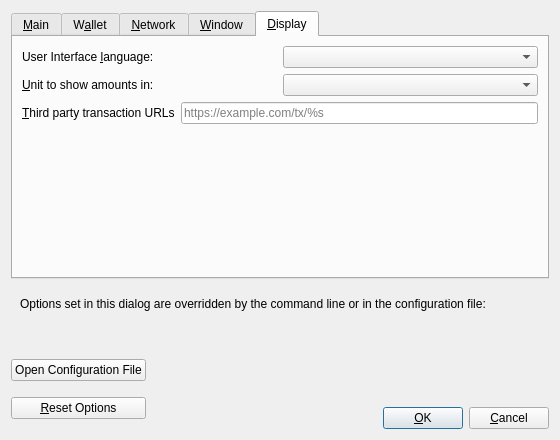
Above: src/qt/forms/optionsdialog.ui from MindBlockchain/Mind-Coin before the change. Below: the same form after it.
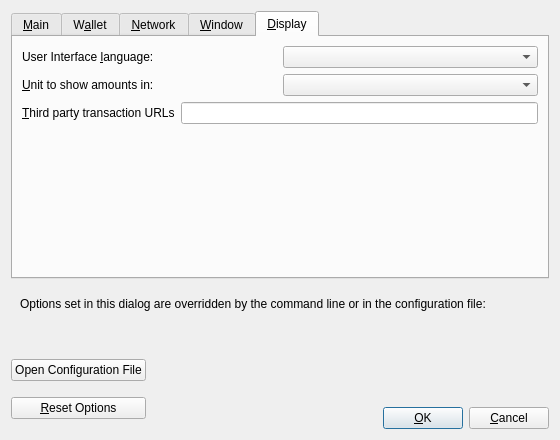
That is the form after the change. The open tabs and pages were chosen to show the change. Custom widgets are drawn as their Qt base class.

```diff
--- a/src/qt/forms/optionsdialog.ui
+++ b/src/qt/forms/optionsdialog.ui
@@ -685,9 +685,6 @@
            <property name="toolTip">
             <string>Third party URLs (e.g. a block explorer) that appear in the transactions tab as context menu items. %s in the URL is replaced by transaction hash. Multiple URLs are separated by vertical bar |.</string>
            </property>
-           <property name="placeholderText">
-            <string notr="true">https://example.com/tx/%s</string>
-           </property>
           </widget>
          </item>
         </layout>
```
Left out of the diff: 12 changed lines with no effect on the pictures.
